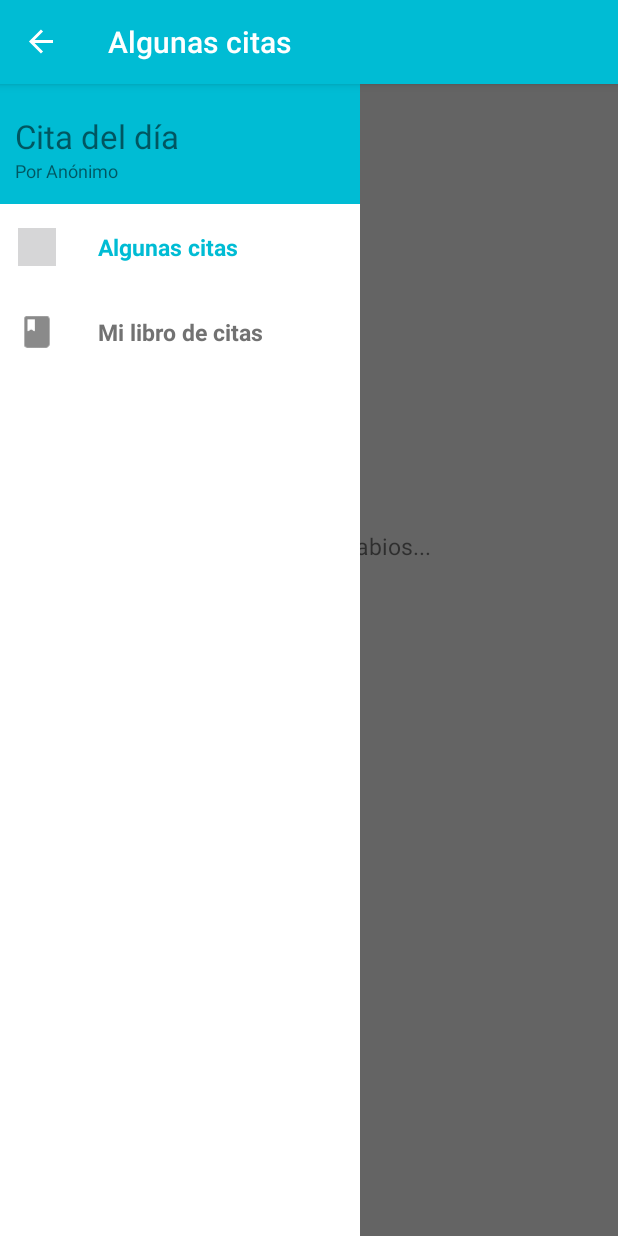
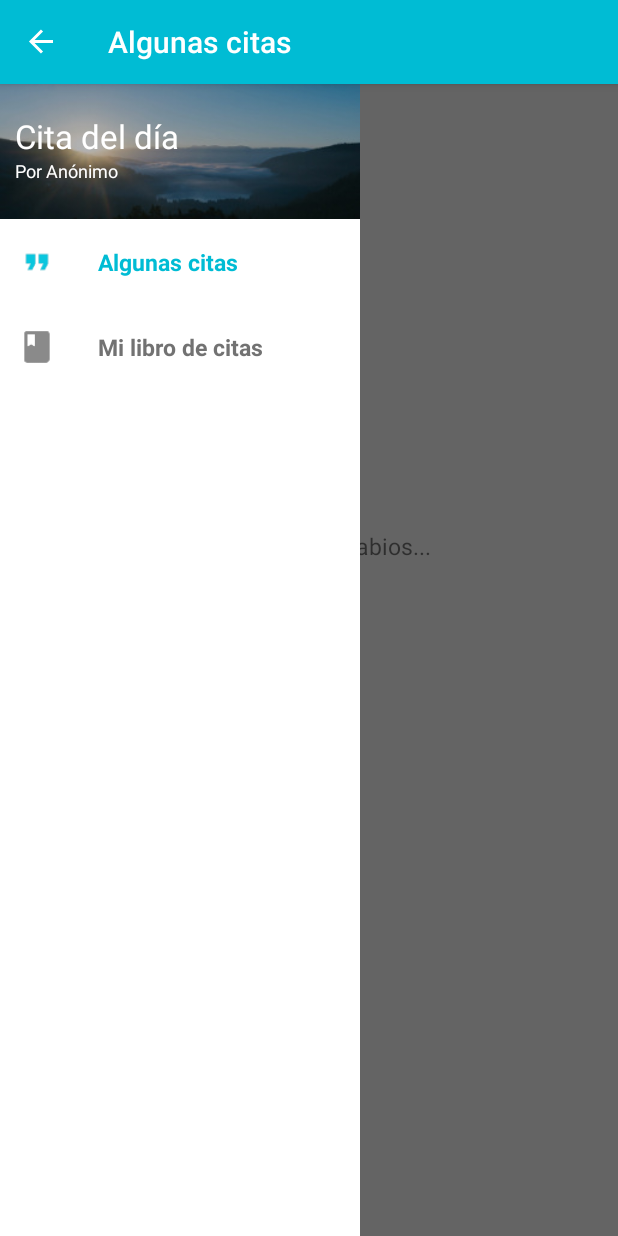
Before and after one commit to capicarbone/OldQuotesBook, an Android app: the QuotesListFragment screen opened directly, with no data from a screen before it, with the side drawer open, on a phone screen of 412 x 824 dp. Run offline under Robolectric (Android 15) with nearby library versions, the phone set to English and light mode, and no system bars; our stand-ins replace AdMob, Picasso; libraries missing offline, so code that uses them is left out: com.google.api.client, com.tappx; pictures from the network do not load; 5 statements that could not run were skipped.

Commit message:
Colocada imagen de fondo para la cita del día en el drawer.Quitado código de compatibilidad con android 2.x

```diff
--- a/app/src/main/java/com/medic/quotesbook/views/fragments/DrawerOptionsFragment.java
+++ b/app/src/main/java/com/medic/quotesbook/views/fragments/DrawerOptionsFragment.java
@@ -83,14 +83,19 @@ public class DrawerOptionsFragment extends Fragment {
 
         setupDrawerOptions();
 
-        ShowDayQuoteOnDrawer showQuoteTask = new ShowDayQuoteOnDrawer(authorName, authorPhotoView);
-        showQuoteTask.execute();
-
         //mDrawerOptionsView.setSelected(true);
         //mDrawerOptionsView.setSelection(0);
         mDrawerOptionsView.setItemChecked(0, true);
 
         return v;
+    }
+
+    @Override
+    public void onResume(){
+        super.onResume();
+
+        ShowDayQuoteOnDrawer showQuoteTask = new ShowDayQuoteOnDrawer(authorName, authorPhotoView);
+        showQuoteTask.execute();
     }
 
     public void setupDrawerOptions(){
--- a/app/src/main/res/layout/fragment_drawer_options.xml
+++ b/app/src/main/res/layout/fragment_drawer_options.xml
@@ -11,22 +11,33 @@
         android:orientation="vertical"
         android:background="#fff"
         >
+
+        <FrameLayout
+            android:layout_width="match_parent"
+            android:layout_height="90dp">
+
+            <ImageView
+                android:layout_width="match_parent"
+                android:layout_height="match_parent"
+                android:src="@drawable/bg_landscape_1"
+                android:scaleType="centerCrop"
+                />
+
             <RelativeLayout
                 android:layout_width="match_parent"
-                android:layout_height="80dp"
-                android:background="@color/primary"
+                android:layout_height="match_parent"
                 android:paddingTop="20dp"
                 android:paddingBottom="10dp"
                 android:paddingLeft="10dp"
                 android:paddingRight="10dp"
-                android:onClick="showTodayQuote"
-                >
+                android:onClick="showTodayQuote">
 
                 <TextView android:id="@+id/days_quote_title"
                     android:layout_width="wrap_content"
                     android:layout_height="wrap_content"
                     android:text="@string/title_dayquote"
                     android:textSize="22dp"
+                    android:textColor="@color/white"
                     android:textStyle="normal"
                     android:layout_alignParentLeft="true"
                     />
@@ -35,6 +46,7 @@
                     android:layout_width="wrap_content"
                     android:layout_height="wrap_content"
                     android:textSize="12dp"
+                    android:textColor="@color/white"
                     android:text="Por Anónimo"
                     android:layout_below="@+id/days_quote_title"
                     android:layout_alignParentLeft="true" />
@@ -52,6 +64,9 @@
 
             </RelativeLayout>
 
+        </FrameLayout>
+
+
             <ListView android:id="@+id/drawer_options_view"
                 android:layout_width="match_parent"
                 android:layout_height="wrap_content"
```
Also changed, not shown: app/src/main/java/com/medic/quotesbook/views/adapters/QuotesAdapter.java (+1 -19 lines), app/src/main/res/drawable-hdpi/bg_landscape_1.jpg (added), app/src/main/res/drawable-hdpi/ic_book_blue_24dp.png (added), app/src/main/res/drawable-hdpi/ic_format_quote_blue_24dp.png (added), app/src/main/res/drawable-mdpi/bg_landscape_1.jpg (added), app/src/main/res/drawable-mdpi/ic_book_blue_24dp.png (added), app/src/main/res/drawable-mdpi/ic_format_quote_blue_24dp.png (added), app/src/main/res/drawable-xhdpi/bg_landscape_1.jpg (added), app/src/main/res/drawable-xhdpi/ic_book_blue_24dp.png (added), app/src/main/res/drawable-xhdpi/ic_format_quote_blue_24dp.png (added), app/src/main/res/drawable-xxhdpi/bg_landscape_1.jpg (added), app/src/main/res/drawable-xxhdpi/ic_book_blue_24dp.png (added), app/src/main/res/drawable-xxhdpi/ic_format_quote_blue_24dp.png (added), app/src/main/res/drawable-xxxhdpi/bg_landscape_1.jpg (added), 2 more files.
